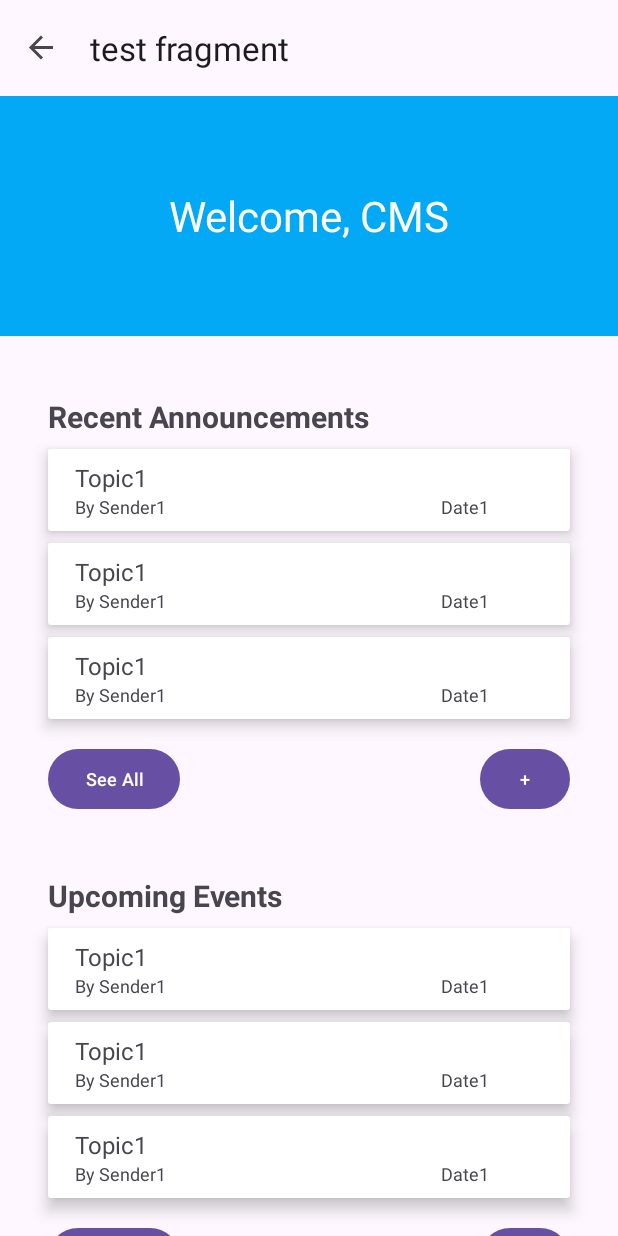
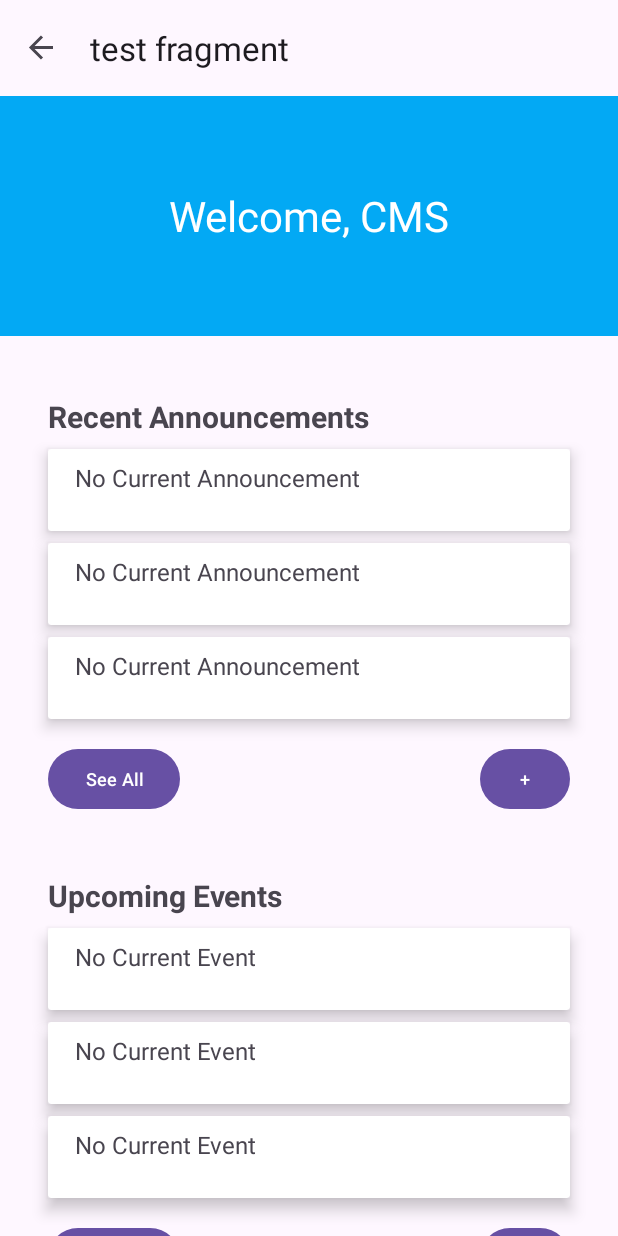
Before and after one commit to kevin-lann/B07group13, an Android app: the DashboardFragment screen opened through its navigation route, on a phone screen of 412 x 824 dp. Run offline under Robolectric (Android 15) with nearby library versions, the phone set to English and light mode, and no system bars; our stand-ins replace Firebase (no records; nobody signed in at launch, a user with empty details on screens opened directly), navigation-ui; 4 statements that could not run were skipped.

Commit message:
Updated dashboard
Announcement box in dashboard now connected to database, showing the latest 3 announcements

```diff
--- a/app/src/main/java/com/example/studentapp/Dashboard/DashboardFragment.java
+++ b/app/src/main/java/com/example/studentapp/Dashboard/DashboardFragment.java
@@ -2,6 +2,8 @@ package com.example.studentapp.Dashboard;
 
 import static android.view.View.GONE;
 import static android.view.View.VISIBLE;
+
+import static androidx.constraintlayout.widget.Constraints.TAG;
 
 import androidx.annotation.NonNull;
 import androidx.core.content.ContextCompat;
@@ -24,19 +26,21 @@ import com.google.firebase.database.DatabaseReference;
 import com.google.firebase.database.FirebaseDatabase;
 import com.google.firebase.database.ValueEventListener;
 
+import java.util.concurrent.CompletableFuture;
+
 public class DashboardFragment extends Fragment {
 
     private DashboardFragmentBinding binding;
 
     private DatabaseReference db;
-
     private int checkPostButtonAction;
+    private long currentComplaintId;
+    private long currentEventId;
 
     public DashboardFragment() {
         db = FirebaseDatabase
                 .getInstance("https://b07-group13-default-rtdb.firebaseio.com")
-                .getReference()
-                .child("Announcements");
+                .getReference();
     }
 
 
@@ -51,6 +55,9 @@ public class DashboardFragment extends Fragment {
         super.onViewCreated(view, savedInstanceState);
         Log.w("dashTest", "first");
         setupDashboard(view);
+
+        getAnnouncementId().thenAccept(res1 -> {currentComplaintId = res1;});
+        getEventId().thenAccept(res2 -> {currentEventId = res2;});
 
         /**
         //set the toolbar
@@ -116,24 +123,109 @@ public class DashboardFragment extends Fragment {
             }
         });
 
-        db.addValueEventListener(new ValueEventListener() {
+        db.child("Announcements").addValueEventListener(new ValueEventListener() {
             @Override
             public void onDataChange(@NonNull DataSnapshot snapshot) {
-                AnnouncementBox announcement1 = snapshot.child("announcement1").getValue(AnnouncementBox.class);
+                for (int i = 1; i < 4; i++) {
+                    AnnouncementBox announcementBox = snapshot
+                            .child(String.valueOf((int)currentComplaintId - i))
+                            .getValue(AnnouncementBox.class);
+                    if (announcementBox != null) {
+                        if (i == 1) {
+                            binding.announceTopic1.setText(announcementBox.getAnnouncementName());
+                            binding.sender1.setText(announcementBox.getAnnouncer());
+                            binding.date1.setText(announcementBox.getDate());
+                        } else if (i == 2) {
+                            binding.announceTopic2.setText(announcementBox.getAnnouncementName());
+                            binding.sender2.setText(announcementBox.getAnnouncer());
+                            binding.date2.setText(announcementBox.getDate());
+                        } else {
+                            binding.announceTopic3.setText(announcementBox.getAnnouncementName());
+                            binding.sender3.setText(announcementBox.getAnnouncer());
+                            binding.date3.setText(announcementBox.getDate());
+                        }
+                    }
+                }
+            }
+            @Override
+            public void onCancelled(@NonNull DatabaseError error) {
+                Log.e("Firebase", "Error reading data: " + error.getMessage());
+            }
+        });
 
-                if (announcement1 != null) {
-                    binding.announceTopic1.setText(announcement1.getTopic());
-                    binding.sender1.setText(announcement1.getSender());
-                    binding.date1.setText(announcement1.getDate());
+        /*db.child("Events").addValueEventListener(new ValueEventListener() {
+            @Override
+            public void onDataChange(@NonNull DataSnapshot snapshot) {
+                for (int j = 1; j < 4; j++) {
+                    EventBox eventBox = snapshot
+                            .child(String.valueOf((int)currentEventId - j))
+                            .getValue(EventBox.class);
+                    if (eventBox != null) {
+                        if (j == 1) {
+                            binding.eventTopic1.setText(eventBox.getEventLocation());
+                            System.out.println(eventBox.getEventName());
+                            binding.sender4.setText(eventBox.getOrganizer());
+                            binding.date4.setText(eventBox.getDate());
+                        } else if (j == 2) {
+                            binding.eventTopic2.setText("Test2");
+                            System.out.println("Hello");
+                            binding.sender5.setText(eventBox.getOrganizer());
+                            binding.date5.setText(eventBox.getDate());
+                        } else {
+                            binding.eventTopic3.setText(eventBox.getEventName());
+                            binding.sender6.setText(eventBox.getOrganizer());
+                            binding.date6.setText(eventBox.getDate());
+                        }
+                    }
                 }
+            }
+            @Override
+            public void onCancelled(@NonNull DatabaseError error) {
+                Log.e("Firebase", "Error reading data: " + error.getMessage());
+            }
+        });
+
+*/
+    }
+
+    public CompletableFuture<Long> getAnnouncementId() {
+        CompletableFuture<Long> res1 = new CompletableFuture<>();
+        final long[] currentAnnouncementId = new long[1];
+        db.child("AnnouncementID").addValueEventListener(new ValueEventListener() {
+            @Override
+            public void onDataChange(@NonNull DataSnapshot snapshot) {
+                currentAnnouncementId[0] = snapshot.getValue(Long.class);
+
+                res1.complete(currentAnnouncementId[0]);
             }
 
             @Override
             public void onCancelled(@NonNull DatabaseError error) {
-                Toast.makeText(getActivity(), "Failed to read value: " + error.toException(), Toast.LENGTH_SHORT).show();
-
+                res1.complete(null);
             }
         });
+
+        return res1;
+    }
+
+    public CompletableFuture<Long> getEventId() {
+        CompletableFuture<Long> res2 = new CompletableFuture<>();
+        final long[] currentEventId = new long[1];
+        db.child("EventID").addValueEventListener(new ValueEventListener() {
+            @Override
+            public void onDataChange(@NonNull DataSnapshot snapshot) {
+                currentEventId[0] = snapshot.getValue(Long.class);
+
+                res2.complete(currentEventId[0]);
+            }
+
+            @Override
+            public void onCancelled(@NonNull DatabaseError error) {
+                res2.complete(null);
+            }
+        });
+
+        return res2;
     }
 
     /**
--- a/app/src/main/res/layout/dashboard_fragment.xml
+++ b/app/src/main/res/layout/dashboard_fragment.xml
@@ -155,7 +155,7 @@
                     android:layout_width="wrap_content"
                     android:layout_height="wrap_content"
                     android:layout_marginStart="10dp"
-                    android:text="Topic1"
+                    android:text="@string/announcementDefaultTitle"
                     android:textSize="16sp"
                     app:layout_constraintStart_toStartOf="parent"
                     app:layout_constraintTop_toTopOf="parent" />
@@ -165,7 +165,7 @@
                     android:layout_width="wrap_content"
                     android:layout_height="wrap_content"
                     android:layout_marginStart="10dp"
-                    android:text="By Sender1"
+                    android:text="@string/noText"
                     android:textSize="12sp"
                     app:layout_constraintBottom_toBottomOf="parent"
                     app:layout_constraintStart_toStartOf="parent"
@@ -176,7 +176,7 @@
                     android:id="@+id/date1"
                     android:layout_width="wrap_content"
                     android:layout_height="wrap_content"
-                    android:text="Date1"
+                    android:text="@string/noText"
                     android:textSize="12sp"
                     app:layout_constraintBottom_toBottomOf="parent"
                     app:layout_constraintEnd_toEndOf="parent"
@@ -207,7 +207,7 @@
                     android:layout_width="wrap_content"
                     android:layout_height="wrap_content"
                     android:layout_marginStart="10dp"
-                    android:text="Topic1"
+                    android:text="@string/announcementDefaultTitle"
                     android:textSize="16sp"
                     app:layout_constraintStart_toStartOf="parent"
                     app:layout_constraintTop_toTopOf="parent" />
@@ -217,7 +217,7 @@
                     android:layout_width="wrap_content"
                     android:layout_height="wrap_content"
                     android:layout_marginStart="10dp"
-                    android:text="By Sender1"
+                    android:text="@string/noText"
                     android:textSize="12sp"
                     app:layout_constraintBottom_toBottomOf="parent"
                     app:layout_constraintStart_toStartOf="parent"
@@ -228,7 +228,7 @@
                     android:id="@+id/date2"
                     android:layout_width="wrap_content"
                     android:layout_height="wrap_content"
-                    android:text="Date1"
+                    android:text="@string/noText"
                     android:textSize="12sp"
                     app:layout_constraintBottom_toBottomOf="parent"
                     app:layout_constraintEnd_toEndOf="parent"
@@ -259,7 +259,7 @@
                     android:layout_width="wrap_content"
                     android:layout_height="wrap_content"
                     android:layout_marginStart="10dp"
-                    android:text="Topic1"
+                    android:text="@string/announcementDefaultTitle"
                     android:textSize="16sp"
                     app:layout_constraintStart_toStartOf="parent"
                     app:layout_constraintTop_toTopOf="parent" />
@@ -269,7 +269,7 @@
                     android:layout_width="wrap_content"
                     android:layout_height="wrap_content"
                     android:layout_marginStart="10dp"
-                    android:text="By Sender1"
+                    android:text="@string/noText"
                     android:textSize="12sp"
                     app:layout_constraintBottom_toBottomOf="parent"
                     app:layout_constraintStart_toStartOf="parent"
@@ -280,7 +280,7 @@
                     android:id="@+id/date3"
                     android:layout_width="wrap_content"
                     android:layout_height="wrap_content"
-                    android:text="Date1"
+                    android:text="@string/noText"
                     android:textSize="12sp"
                     app:layout_constraintBottom_toBottomOf="parent"
                     app:layout_constraintEnd_toEndOf="parent"
@@ -311,7 +311,7 @@
                     android:layout_width="wrap_content"
                     android:layout_height="wrap_content"
                     android:layout_marginStart="10dp"
-                    android:text="Topic1"
+                    android:text="@string/eventDefaultTitle"
                     android:textSize="16sp"
                     app:layout_constraintStart_toStartOf="parent"
                     app:layout_constraintTop_toTopOf="parent" />
@@ -321,7 +321,7 @@
                     android:layout_width="wrap_content"
                     android:layout_height="wrap_content"
                     android:layout_marginStart="10dp"
-                    android:text="By Sender1"
+                    android:text="@string/noText"
                     android:textSize="12sp"
                     app:layout_constraintBottom_toBottomOf="parent"
                     app:layout_constraintStart_toStartOf="parent"
@@ -332,7 +332,7 @@
                     android:id="@+id/date4"
                     android:layout_width="wrap_content"
                     android:layout_height="wrap_content"
-                    android:text="Date1"
+                    android:text="@string/noText"
                     android:textSize="12sp"
                     app:layout_constraintBottom_toBottomOf="parent"
                     app:layout_constraintEnd_toEndOf="parent"
@@ -363,7 +363,7 @@
                     android:layout_width="wrap_content"
                     android:layout_height="wrap_content"
                     android:layout_marginStart="10dp"
-                    android:text="Topic1"
+                    android:text="@string/eventDefaultTitle"
                     android:textSize="16sp"
                     app:layout_constraintStart_toStartOf="parent"
                     app:layout_constraintTop_toTopOf="parent" />
@@ -373,7 +373,7 @@
                     android:layout_width="wrap_content"
                     android:layout_height="wrap_content"
                     android:layout_marginStart="10dp"
-                    android:text="By Sender1"
+                    android:text="@string/noText"
                     android:textSize="12sp"
                     app:layout_constraintBottom_toBottomOf="parent"
                     app:layout_constraintStart_toStartOf="parent"
@@ -384,7 +384,7 @@
                     android:id="@+id/date5"
                     android:layout_width="wrap_content"
                     android:layout_height="wrap_content"
-                    android:text="Date1"
+                    android:text="@string/noText"
                     android:textSize="12sp"
                     app:layout_constraintBottom_toBottomOf="parent"
                     app:layout_constraintEnd_toEndOf="parent"
@@ -415,7 +415,7 @@
                     android:layout_width="wrap_content"
                     android:layout_height="wrap_content"
                     android:layout_marginStart="10dp"
-                    android:text="Topic1"
+                    android:text="@string/eventDefaultTitle"
                     android:textSize="16sp"
                     app:layout_constraintStart_toStartOf="parent"
                     app:layout_constraintTop_toTopOf="parent" />
@@ -425,7 +425,7 @@
                     android:layout_width="wrap_content"
                     android:layout_height="wrap_content"
                     android:layout_marginStart="10dp"
-                    android:text="By Sender1"
+                    android:text="@string/noText"
                     android:textSize="12sp"
                     app:layout_constraintBottom_toBottomOf="parent"
                     app:layout_constraintStart_toStartOf="parent"
@@ -436,7 +436,7 @@
                     android:id="@+id/date6"
                     android:layout_width="wrap_content"
                     android:layout_height="wrap_content"
-                    android:text="Date1"
+                    android:text="@string/noText"
                     android:textSize="12sp"
                     app:layout_constraintBottom_toBottomOf="parent"
                     app:layout_constraintEnd_toEndOf="parent"
--- a/app/src/main/res/values/strings.xml
+++ b/app/src/main/res/values/strings.xml
@@ -28,6 +28,9 @@
     <string name="title2">Upcoming Events</string>
     <string name="checkPost">Check POSt</string>
     <string name="complaint">Submit Complaint</string>
+    <string name="announcementDefaultTitle">No Current Announcement</string>
+    <string name="eventDefaultTitle">No Current Event</string>
+    <string name="noText"></string>
 
     <!-- Complaints page-->
     <string name="submit">Submit</string>
```
Also changed, not shown: app/src/main/java/com/example/studentapp/Dashboard/AnnouncementBox.java (+39 -17 lines), app/src/main/java/com/example/studentapp/Dashboard/EventBox.java (added, +104 -0 lines).
